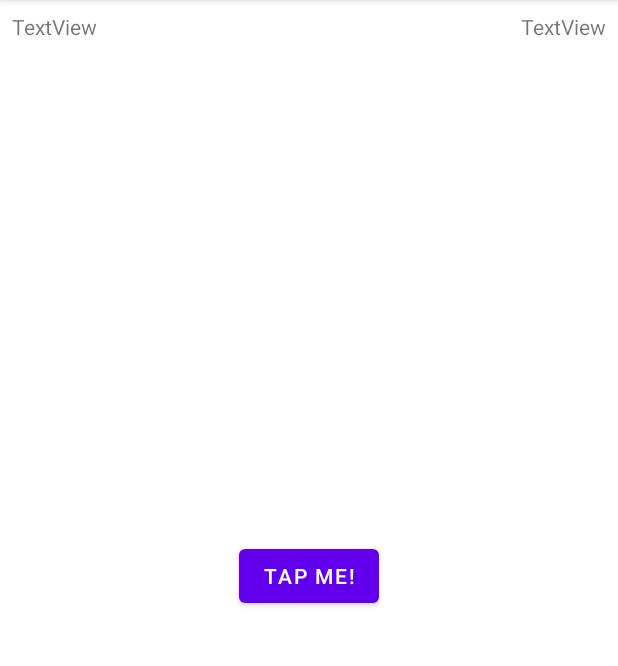
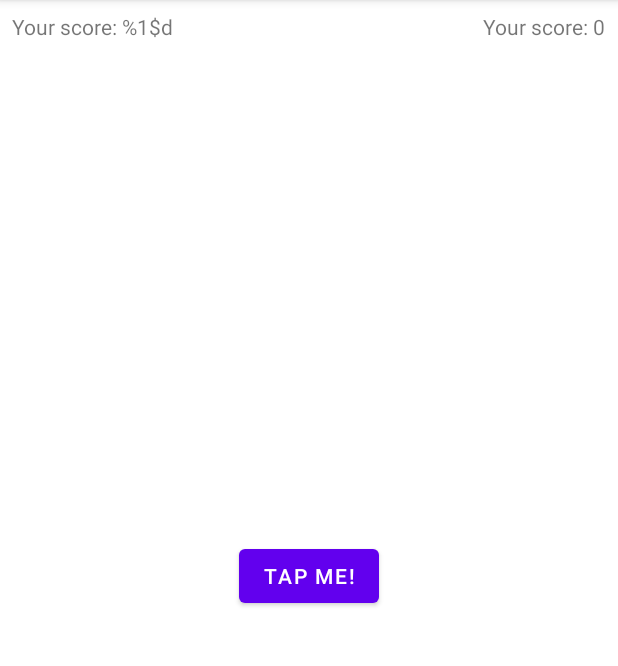
Before and after one commit to artyomKrupskiy/TimeFighter, an Android app: the screen it shows after launch (MainActivity), on a phone screen of 412 x 824 dp, the part 84-750 px from its top. Run offline under Robolectric (Android 15) with nearby library versions, the phone set to English and light mode, and no system bars.

Commit message:
feature: added game logic – score string, count down timer as game progress, clicking button, toast in the game finish

```diff
--- a/app/src/main/java/com/example/timefighter/MainActivity.kt
+++ b/app/src/main/java/com/example/timefighter/MainActivity.kt
@@ -2,10 +2,78 @@ package com.example.timefighter
 
 import androidx.appcompat.app.AppCompatActivity
 import android.os.Bundle
+import android.os.CountDownTimer
+import android.widget.Button
+import android.widget.TextView
+import android.widget.Toast
 
 class MainActivity : AppCompatActivity() {
+    private lateinit var gameScoreTextView: TextView
+    private lateinit var timeLeftTextView: TextView
+    private lateinit var tapMeButton: Button
+
+    private var gameStarted: Boolean = false
+
+    private lateinit var countDownTimer: CountDownTimer
+    private var initialCountDown: Long = 60000
+    private var countDownInterval: Long = 1000
+    private var timeLeft: Int = 60
+
+    private var score: Int = 0
+
     override fun onCreate(savedInstanceState: Bundle?) {
         super.onCreate(savedInstanceState)
         setContentView(R.layout.activity_main)
+
+        gameScoreTextView = findViewById(R.id.game_score_text_view)
+        timeLeftTextView = findViewById(R.id.time_left_text_view)
+        tapMeButton = findViewById(R.id.tap_me_button)
+
+        tapMeButton.setOnClickListener { incrementScore() }
+
+        resetGame()
+    }
+
+    private fun incrementScore() {
+        if (!gameStarted) {
+            startGame()
+        }
+
+        score++
+
+        val newScore: String = getString(R.string.your_score, score)
+        gameScoreTextView.text = newScore
+    }
+
+    private fun resetGame() {
+        score = 0
+
+        val initialScore: String = getString(R.string.your_score, score)
+        timeLeftTextView.text = initialScore
+
+        countDownTimer = object : CountDownTimer(initialCountDown, countDownInterval) {
+            override fun onTick(millisUntilFinished: Long) {
+                timeLeft = millisUntilFinished.toInt() / 1000
+
+                val timeLeftString: String = getString(R.string.time_left, timeLeft)
+                timeLeftTextView.text = timeLeftString
+            }
+
+            override fun onFinish() {
+                endGame()
+            }
+        }
+
+        gameStarted = false
+    }
+
+    private fun startGame() {
+        countDownTimer.start()
+        gameStarted = true
+    }
+
+    private fun endGame() {
+        Toast.makeText(this, getString(R.string.game_over_message, score), Toast.LENGTH_LONG).show()
+        resetGame()
     }
 }
--- a/app/src/main/res/layout/activity_main.xml
+++ b/app/src/main/res/layout/activity_main.xml
@@ -8,27 +8,27 @@
     tools:context=".MainActivity">
 
     <TextView
-        android:id="@+id/textView"
+        android:id="@+id/game_score_text_view"
         android:layout_width="wrap_content"
         android:layout_height="wrap_content"
         android:layout_marginStart="8dp"
         android:layout_marginTop="8dp"
-        android:text="TextView"
+        android:text="Your score: %1$d"
         app:layout_constraintStart_toStartOf="parent"
         app:layout_constraintTop_toTopOf="parent" />
 
     <TextView
-        android:id="@+id/textView2"
+        android:id="@+id/time_left_text_view"
         android:layout_width="wrap_content"
         android:layout_height="wrap_content"
         android:layout_marginTop="8dp"
         android:layout_marginEnd="8dp"
-        android:text="TextView"
+        android:text="Your score: %1$d"
         app:layout_constraintEnd_toEndOf="parent"
         app:layout_constraintTop_toTopOf="parent" />
 
     <Button
-        android:id="@+id/button"
+        android:id="@+id/tap_me_button"
         android:layout_width="wrap_content"
         android:layout_height="wrap_content"
         android:text="Tap Me!"
--- a/app/src/main/res/values/strings.xml
+++ b/app/src/main/res/values/strings.xml
@@ -1,3 +1,7 @@
 <resources>
     <string name="app_name">Timefighter</string>
+    <string name="tap_me">Tap me!</string>
+    <string name="your_score">Your score: %1$d</string>
+    <string name="time_left">Time left: %1$d</string>
+    <string name="game_over_message">Times up! Your score was: %1$d</string>
 </resources>
```
